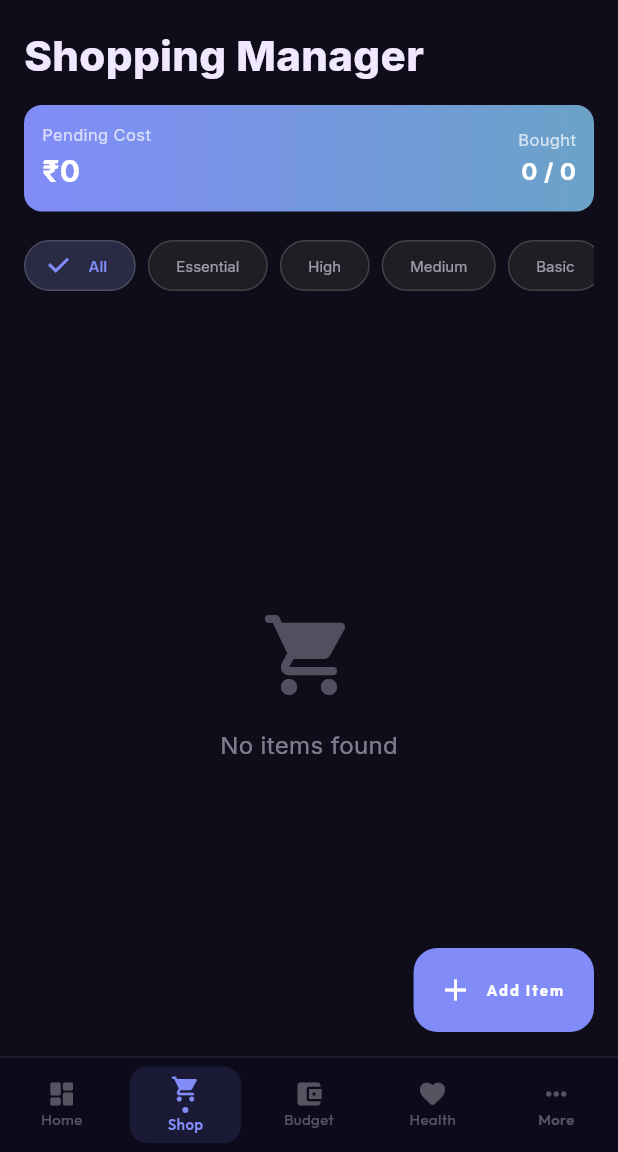
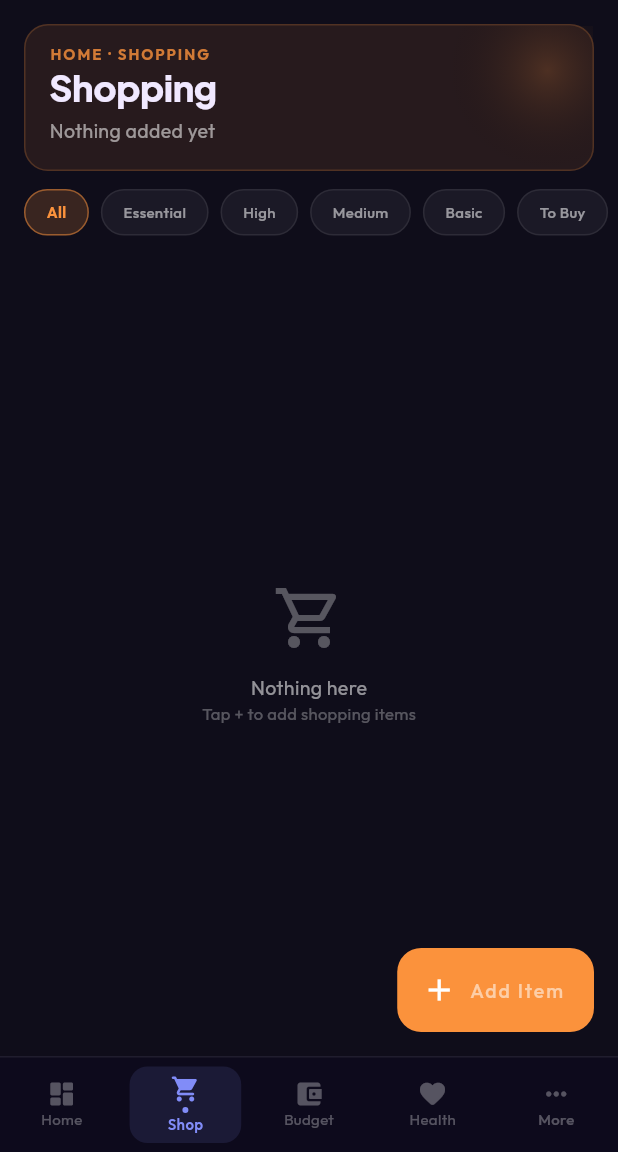
Before and after one commit to BalaMurugan2705/helper, a Flutter app: the ShoppingScreen screen opened by its route, on a phone screen of 412 x 824 dp, the part 84-1236 px from its top. Run offline on Flutter 3.47's test engine with Material 3 defaults, Android fonts, the phone set to English and light mode, and no system bars; our stand-ins replace cloud_firestore, firebase_auth, firebase_core, fl_chart, flutter_local_notifications, flutter_riverpod and 7 more; accounts and stored records are empty.

Commit message:
feat: apply Aurora redesign to Shopping screen
Co-Authored-By: Claude Sonnet 4.6 <noreply@anthropic.com>

```diff
--- a/lib/screens/shopping/shopping_screen.dart
+++ b/lib/screens/shopping/shopping_screen.dart
@@ -1,8 +1,12 @@
 import 'package:flutter/material.dart';
 import 'package:flutter_riverpod/flutter_riverpod.dart';
-import 'package:google_fonts/google_fonts.dart';
-import 'package:shimmer/shimmer.dart';
-import '../../core/theme/app_theme.dart';
+import '../../core/theme/app_colors.dart';
+import '../../core/theme/app_text_styles.dart';
+import '../../core/widgets/aurora_hero.dart';
+import '../../core/widgets/glass_card.dart';
+import '../../core/widgets/glass_tile.dart';
+import '../../core/widgets/status_chip.dart';
+import '../../core/widgets/glass_bottom_sheet.dart';
 import '../../models/shopping_item.dart';
 import '../../providers/providers.dart';
 
@@ -19,16 +23,162 @@ class ShoppingScreen extends ConsumerWidget {
     final filter = ref.watch(shoppingFilterProvider);
     final pendingCost = ref.watch(pendingShoppingCostProvider);
 
+    final boughtCount = itemsAsync.when(
+      data: (items) => items.where((i) => i.bought).length,
+      loading: () => 0, error: (_, __) => 0);
+    final totalCount = itemsAsync.when(
+      data: (items) => items.length,
+      loading: () => 0, error: (_, __) => 0);
+
+    final subtitle = totalCount > 0
+        ? '$totalCount items · $boughtCount bought'
+        : 'Nothing added yet';
+
     return Scaffold(
       body: Column(
         children: [
-          _buildHeader(context, ref, filter, pendingCost, itemsAsync),
+          // ── Aurora Hero header ───────────────────────────────
+          AuroraHero(
+            accent: AppColors.accentShopping,
+            eyebrow: 'HOME · SHOPPING',
+            title: 'Shopping',
+            subtitle: subtitle,
+            trailing: pendingCost > 0
+                ? GlassCard(
+                    accent: AppColors.accentShopping,
+                    padding: const EdgeInsets.all(12),
+                    child: Column(
+                      crossAxisAlignment: CrossAxisAlignment.start,
+                      children: [
+                        Text('PENDING', style: AppTextStyles.labelLarge),
+                        Text(
+                          '₹${pendingCost.toStringAsFixed(0)}',
+                          style: AppTextStyles.statDisplay
+                              .copyWith(color: AppColors.accentShopping),
+                        ),
+                        Text('cost', style: AppTextStyles.bodySmall),
+                      ],
+                    ),
+                  )
+                : null,
+          ),
+          // ── Summary row ─────────────────────────────────────
+          if (totalCount > 0)
+            Padding(
+              padding: const EdgeInsets.fromLTRB(16, 14, 16, 0),
+              child: GlassCard(
+                accent: AppColors.accentShopping,
+                padding: const EdgeInsets.symmetric(
+                    horizontal: 16, vertical: 12),
+                child: Row(
+                  children: [
+                    Expanded(
+                      child: Column(
+                        crossAxisAlignment: CrossAxisAlignment.start,
+                        children: [
+                          Text('PENDING COST',
+                              style: AppTextStyles.labelLarge),
+                          Text(
+                            '₹${pendingCost.toStringAsFixed(0)}',
+                            style: AppTextStyles.headlineMedium.copyWith(
+                                color: AppColors.accentShopping),
+                          ),
+                        ],
+                      ),
+                    ),
+                    Container(
+                      width: 1,
+                      height: 40,
+                      color: AppColors.glassBorder,
+                    ),
+                    Expanded(
+                      child: Padding(
+                        padding: const EdgeInsets.only(left: 16),
+                        child: Column(
+                          crossAxisAlignment: CrossAxisAlignment.start,
+                          children: [
+                            Text('BOUGHT',
+                                style: AppTextStyles.labelLarge),
+                            Text(
+                              '$boughtCount / $totalCount',
+                              style: AppTextStyles.headlineMedium.copyWith(
+                                  color: AppColors.statusDone),
+                            ),
+                          ],
+                        ),
+                      ),
+                    ),
+                  ],
+                ),
+              ),
+            ),
+          const SizedBox(height: 12),
+          // ── Filter pills ─────────────────────────────────────
+          SingleChildScrollView(
+            scrollDirection: Axis.horizontal,
+            padding: const EdgeInsets.symmetric(horizontal: 16),
+            child: Row(
+              children: ShoppingFilter.values.map((f) {
+                final selected = filter == f;
+                return Padding(
+                  padding: const EdgeInsets.only(right: 8),
+                  child: GestureDetector(
+                    onTap: () =>
+                        ref.read(shoppingFilterProvider.notifier).state = f,
+                    child: AnimatedContainer(
+                      duration: const Duration(milliseconds: 150),
+                      padding: const EdgeInsets.symmetric(
+                          horizontal: 14, vertical: 7),
+                      decoration: BoxDecoration(
+                        color: selected
+                            ? AppColors.accentShopping.withValues(alpha: 0.18)
+                            : AppColors.glassCard,
+                        borderRadius: BorderRadius.circular(20),
+                        border: Border.all(
+                          color: selected
+                              ? AppColors.accentShopping
+                                  .withValues(alpha: 0.50)
+                              : AppColors.glassBorder,
+                        ),
+                      ),
+                      child: Text(
+                        _filterLabel(f),
+                        style: AppTextStyles.labelSmall.copyWith(
+                          color: selected
+                              ? AppColors.accentShopping
+                              : AppColors.textMuted,
+                          fontWeight: selected
+                              ? FontWeight.w700
+                              : FontWeight.w500,
+                        ),
+                      ),
+                    ),
+                  ),
+                );
+              }).toList(),
+            ),
+          ),
+          const SizedBox(height: 10),
+          // ── List ─────────────────────────────────────────────
           Expanded(
             child: itemsAsync.when(
               data: (items) {
                 final filtered = _filterItems(items, filter);
                 if (filtered.isEmpty) {
-                  return _emptyState(context);
+                  return Center(
+                    child: Column(
+                      mainAxisSize: MainAxisSize.min,
+                      children: [
+                        Icon(Icons.shopping_cart_outlined,
+                            color: AppColors.textSubtle, size: 48),
+                        const SizedBox(height: 12),
+                        Text('Nothing here',
+                            style: AppTextStyles.bodyMedium),
+                        Text('Tap + to add shopping items',
+                            style: AppTextStyles.bodySmall),
+                      ],
+                    ),
+                  );
                 }
                 return ListView.builder(
                   padding: const EdgeInsets.fromLTRB(16, 0, 16, 80),
@@ -39,21 +189,39 @@ class ShoppingScreen extends ConsumerWidget {
                   ),
                 );
               },
-              loading: () => _loadingList(),
+              loading: () => const Center(
+                  child: CircularProgressIndicator(strokeWidth: 2)),
               error: (e, _) => Center(child: Text('Error: $e')),
             ),
           ),
         ],
       ),
       floatingActionButton: FloatingActionButton.extended(
-        onPressed: () => _showAddEditModal(context, ref, null, service: ref.read(firebaseServiceProvider)!),
+        onPressed: () => _showAddEditModal(context, ref, null,
+            service: ref.read(firebaseServiceProvider)!),
         icon: const Icon(Icons.add),
-        label: const Text('Add Item'),
+        label: Text('Add Item',
+            style: AppTextStyles.bodyMedium
+                .copyWith(fontWeight: FontWeight.w500)),
+        backgroundColor: AppColors.accentShopping,
+        foregroundColor: Colors.white,
       ),
     );
   }
 
-  List<ShoppingItem> _filterItems(List<ShoppingItem> items, ShoppingFilter filter) {
+  String _filterLabel(ShoppingFilter f) {
+    switch (f) {
+      case ShoppingFilter.all:       return 'All';
+      case ShoppingFilter.toBuy:     return 'To Buy';
+      case ShoppingFilter.essential: return 'Essential';
+      case ShoppingFilter.high:      return 'High';
+      case ShoppingFilter.medium:    return 'Medium';
+      case ShoppingFilter.basic:     return 'Basic';
+    }
+  }
+
+  List<ShoppingItem> _filterItems(
+      List<ShoppingItem> items, ShoppingFilter filter) {
     switch (filter) {
       case ShoppingFilter.essential:
         return items.where((i) => i.priority == ItemPriority.essential).toList();
@@ -69,266 +237,70 @@ class ShoppingScreen extends ConsumerWidget {
         return items;
     }
   }
-
-  Widget _buildHeader(BuildContext context, WidgetRef ref,
-      ShoppingFilter filter, double pendingCost,
-      AsyncValue<List<ShoppingItem>> itemsAsync) {
-    final cs = Theme.of(context).colorScheme;
-    final boughtCount = itemsAsync.when(
-      data: (items) => items.where((i) => i.bought).length,
-      loading: () => 0,
-      error: (_, __) => 0,
-    );
-    final totalCount = itemsAsync.when(
-      data: (items) => items.length,
-      loading: () => 0,
-      error: (_, __) => 0,
-    );
-
-    return Padding(
-      padding: const EdgeInsets.fromLTRB(16, 16, 16, 8),
-      child: Column(
-        crossAxisAlignment: CrossAxisAlignment.start,
-        children: [
-          Text('Shopping Manager',
-              style: GoogleFonts.inter(
-                  fontSize: 28, fontWeight: FontWeight.w800, color: cs.onSurface)),
-          const SizedBox(height: 12),
-          // Budget Summary Bar
-          Container(
-            padding: const EdgeInsets.all(12),
-            decoration: BoxDecoration(
-              gradient: const LinearGradient(
-                colors: [AppTheme.primaryPurple, AppTheme.accentTeal],
-              ),
-              borderRadius: BorderRadius.circular(12),
-            ),
-            child: Row(
-              children: [
-                Expanded(
-                  child: Column(
-                    crossAxisAlignment: CrossAxisAlignment.start,
-                    children: [
-                      Text('Pending Cost',
-                          style: GoogleFonts.inter(
-                              color: Colors.white70, fontSize: 11)),
-                      Text('₹${pendingCost.toStringAsFixed(0)}',
-                          style: GoogleFonts.inter(
-                              color: Colors.white,
-                              fontSize: 20,
-                              fontWeight: FontWeight.w700)),
-                    ],
-                  ),
-                ),
-                Column(
-                  crossAxisAlignment: CrossAxisAlignment.end,
-                  children: [
-                    Text('Bought', style: GoogleFonts.inter(color: Colors.white70, fontSize: 11)),
-                    Text('$boughtCount / $totalCount',
-                        style: GoogleFonts.inter(
-                            color: Colors.white,
-                            fontSize: 16,
-                            fontWeight: FontWeight.w700)),
-                  ],
-                ),
-              ],
-            ),
-          ),
-          const SizedBox(height: 12),
-          SingleChildScrollView(
-            scrollDirection: Axis.horizontal,
-            child: Row(
-              children: ShoppingFilter.values.map((f) {
-                final selected = filter == f;
-                const labels = {
-                  ShoppingFilter.all: 'All',
-                  ShoppingFilter.essential: 'Essential',
-                  ShoppingFilter.high: 'High',
-                  ShoppingFilter.medium: 'Medium',
-                  ShoppingFilter.basic: 'Basic',
-                  ShoppingFilter.toBuy: 'To Buy',
-                };
-                final label = labels[f]!;
-                return Padding(
-                  padding: const EdgeInsets.only(right: 8),
-                  child: FilterChip(
-                    label: Text(label),
-                    selected: selected,
-                    onSelected: (_) =>
-                        ref.read(shoppingFilterProvider.notifier).state = f,
-                    selectedColor: AppTheme.primaryPurple.withOpacity(0.2),
-                    checkmarkColor: AppTheme.primaryPurple,
-                    labelStyle: GoogleFonts.inter(
-                      color: selected ? AppTheme.primaryPurple : cs.onSurface.withOpacity(0.6),
-                      fontWeight: selected ? FontWeight.w600 : FontWeight.w400,
-                    ),
-                  ),
-                );
-              }).toList(),
-            ),
-          ),
-        ],
-      ),
-    );
-  }
-
-  Widget _emptyState(BuildContext context) {
-    final cs = Theme.of(context).colorScheme;
-    return Center(
-      child: Column(
-        mainAxisAlignment: MainAxisAlignment.center,
-        children: [
-          Icon(Icons.shopping_cart_rounded,
-              size: 64, color: cs.onSurface.withOpacity(0.3)),
-          const SizedBox(height: 16),
-          Text('No items found',
-              style: GoogleFonts.inter(
-                  fontSize: 16, color: cs.onSurface.withOpacity(0.5))),
-        ],
-      ),
-    );
-  }
-
-  Widget _loadingList() {
-    return ListView.builder(
-      padding: const EdgeInsets.all(16),
-      itemCount: 4,
-      itemBuilder: (ctx, i) => Padding(
-        padding: const EdgeInsets.only(bottom: 10),
-        child: Shimmer.fromColors(
-          baseColor: const Color(0xFF1A1A2E),
-          highlightColor: const Color(0xFF252540),
-          child: Container(
-            height: 80,
-            decoration: BoxDecoration(
-                color: Colors.white, borderRadius: BorderRadius.circular(12)),
-          ),
-        ),
-      ),
-    );
-  }
 }
 
 class ShoppingItemCard extends ConsumerWidget {
   final ShoppingItem item;
   const ShoppingItemCard({super.key, required this.item});
 
-  Color get _priorityColor {
+  Color _priorityColor() {
     switch (item.priority) {
-      case ItemPriority.essential:
-        return const Color(0xFFEE0979);
-      case ItemPriority.high:
-        return Colors.red;
-      case ItemPriority.medium:
-        return Colors.orange;
-      case ItemPriority.basic:
-        return Colors.green;
+      case ItemPriority.essential: return AppColors.statusOverdue;
+      case ItemPriority.high:      return AppColors.statusPending;
+      case ItemPriority.medium:    return AppColors.accentCleaning;
+      case ItemPriority.basic:     return AppColors.statusDone;
     }
   }
 
   @override
   Widget build(BuildContext context, WidgetRef ref) {
     final service = ref.read(firebaseServiceProvider)!;
-    final cs = Theme.of(context).colorScheme;
 
     return AnimatedOpacity(
       opacity: item.bought ? 0.6 : 1.0,
       duration: const Duration(milliseconds: 300),
-      child: Card(
-        child: ListTile(
-          contentPadding: const EdgeInsets.fromLTRB(0, 4, 8, 4),
-          leading: Row(
-            mainAxisSize: MainAxisSize.min,
-            children: [
-              Container(
-                width: 4,
-                height: 50,
-                decoration: BoxDecoration(
-                  color: _priorityColor,
-                  borderRadius:
-                      const BorderRadius.horizontal(left: Radius.circular(12)),
-                ),
-              ),
-              const SizedBox(width: 12),
-              Checkbox(
+      child: GlassTile(
+        dotColor: _priorityColor(),
+        title: item.name,
+        subtitle: '${item.category} · ${item.priority.label.toUpperCase()}'
+            ' · ₹${item.cost.toStringAsFixed(0)} · qty: ${item.quantity}',
+        leading: Checkbox(
           value: item.bought,
-                activeColor: AppTheme.accentTeal,
+          activeColor: AppColors.accentShopping,
           onChanged: (v) => service.toggleItemBought(item.id, v!),
-                shape: RoundedRectangleBorder(
-                    borderRadius: BorderRadius.circular(4)),
-              ),
-            ],
-          ),
-          title: Text(
-            item.name,
-            style: GoogleFonts.inter(
-              fontWeight: FontWeight.w600,
-              color: cs.onSurface,
-              decoration: item.bought ? TextDecoration.lineThrough : null,
-              decorationColor: cs.onSurface.withOpacity(0.5),
-            ),
-          ),
-          subtitle: Row(
-            children: [
-              Text(item.category,
-                  style: GoogleFonts.inter(
-                      color: cs.onSurface.withOpacity(0.6), fontSize: 12)),
-              const SizedBox(width: 8),
-              Container(
-                padding: const EdgeInsets.symmetric(horizontal: 6, vertical: 2),
-                decoration: BoxDecoration(
-                  color: _priorityColor.withOpacity(0.15),
-                  borderRadius: BorderRadius.circular(4),
-                ),
-                child: Text(
-                  item.priority.label.toUpperCase(),
-                  style: GoogleFonts.inter(
-                      color: _priorityColor,
-                      fontSize: 9,
-                      fontWeight: FontWeight.w700),
-                ),
-              ),
-            ],
+          shape:
+              RoundedRectangleBorder(borderRadius: BorderRadius.circular(4)),
+          side: BorderSide(color: AppColors.glassBorder),
+          materialTapTargetSize: MaterialTapTargetSize.shrinkWrap,
+          visualDensity: VisualDensity.compact,
         ),
         trailing: Row(
           mainAxisSize: MainAxisSize.min,
           children: [
-              Column(
-                mainAxisAlignment: MainAxisAlignment.center,
-                crossAxisAlignment: CrossAxisAlignment.end,
-                children: [
-                  Text(
-                    '₹${item.cost.toStringAsFixed(0)}',
-                    style: GoogleFonts.inter(
-                      fontWeight: FontWeight.w700,
-                      color: cs.onSurface,
-                      fontSize: 15,
-                    ),
-                  ),
-                  Text('qty: ${item.quantity}',
-                      style: GoogleFonts.inter(
-                          color: cs.onSurface.withOpacity(0.5), fontSize: 11)),
-                ],
-              ),
+            item.bought
+                ? const StatusChip.done()
+                : const StatusChip.pending(),
             const SizedBox(width: 4),
             PopupMenuButton<String>(
               icon: Icon(Icons.more_vert,
-                    color: cs.onSurface.withOpacity(0.5), size: 18),
+                  color: AppColors.textSubtle, size: 18),
               onSelected: (v) {
                 if (v == 'edit') {
-                    _showAddEditModal(context, null, item, service: service);
+                  _showAddEditModal(context, null, item,
+                      service: service);
                 } else if (v == 'delete') {
                   service.deleteShoppingItem(item.id);
                 }
               },
               itemBuilder: (_) => [
-                  const PopupMenuItem(value: 'edit', child: Text('Edit')),
+                const PopupMenuItem(value: 'edit',   child: Text('Edit')),
                 const PopupMenuItem(value: 'delete', child: Text('Delete')),
               ],
             ),
           ],
         ),
-        ),
+        onTap: () =>
+            _showAddEditModal(context, null, item, service: service),
       ),
     );
   }
@@ -336,26 +308,23 @@ class ShoppingItemCard extends ConsumerWidget {
 
 Future<void> _showAddEditModal(BuildContext context, WidgetRef? ref,
     ShoppingItem? item, {dynamic service}) async {
-  await showModalBottomSheet(
+  await showGlassSheet(
     context: context,
-    isScrollControlled: true,
-    backgroundColor: Theme.of(context).colorScheme.surface,
-    shape: const RoundedRectangleBorder(
-        borderRadius: BorderRadius.vertical(top: Radius.circular(20))),
-    builder: (ctx) => _ShoppingItemModal(item: item, service: service),
+    title: item == null ? 'Add Shopping Item' : 'Edit Shopping Item',
+    content: _ShoppingItemForm(item: item, service: service),
   );
 }
 
-class _ShoppingItemModal extends StatefulWidget {
+class _ShoppingItemForm extends StatefulWidget {
   final ShoppingItem? item;
   final dynamic service;
-  const _ShoppingItemModal({this.item, required this.service});
+  const _ShoppingItemForm({this.item, required this.service});
 
   @override
-  State<_ShoppingItemModal> createState() => _ShoppingItemModalState();
+  State<_ShoppingItemForm> createState() => _ShoppingItemFormState();
 }
 
-class _ShoppingItemModalState extends State<_ShoppingItemModal> {
+class _ShoppingItemFormState extends State<_ShoppingItemForm> {
   late TextEditingController _nameCtrl;
   late TextEditingController _categoryCtrl;
   late TextEditingController _costCtrl;
@@ -367,7 +336,8 @@ class _ShoppingItemModalState extends State<_ShoppingItemModal> {
   void initState() {
     super.initState();
     _nameCtrl = TextEditingController(text: widget.item?.name ?? '');
-    _categoryCtrl = TextEditingController(text: widget.item?.category ?? '');
+    _categoryCtrl =
+        TextEditingController(text: widget.item?.category ?? '');
     _costCtrl = TextEditingController(
         text: widget.item?.cost.toStringAsFixed(0) ?? '');
     _quantityCtrl =
@@ -387,35 +357,10 @@ class _ShoppingItemModalState extends State<_ShoppingItemModal> {
 
   @override
   Widget build(BuildContext context) {
-    final cs = Theme.of(context).colorScheme;
-    return Padding(
-      padding: EdgeInsets.only(
-        left: 16,
-        right: 16,
-        top: 16,
-        bottom: MediaQuery.of(context).viewInsets.bottom + 16,
-      ),
-      child: Column(
+    return Column(
       mainAxisSize: MainAxisSize.min,
       crossAxisAlignment: CrossAxisAlignment.start,
       children: [
-          Center(
-            child: Container(
-              width: 40,
-              height: 4,
-              decoration: BoxDecoration(
-                color: cs.onSurface.withOpacity(0.3),
-                borderRadius: BorderRadius.circular(2),
-              ),
-            ),
-          ),
-          const SizedBox(height: 16),
-          Text(
-            widget.item == null ? 'Add Shopping Item' : 'Edit Shopping Item',
-            style: GoogleFonts.inter(
-                fontSize: 18, fontWeight: FontWeight.w700, color: cs.onSurface),
-          ),
-          const SizedBox(height: 16),
         TextField(
             controller: _nameCtrl,
             decoration: const InputDecoration(labelText: 'Item Name')),
@@ -430,20 +375,22 @@ class _ShoppingItemModalState extends State<_ShoppingItemModal> {
               child: TextField(
                   controller: _costCtrl,
                   keyboardType: TextInputType.number,
-                    decoration: const InputDecoration(labelText: 'Cost (₹)')),
+                  decoration:
+                      const InputDecoration(labelText: 'Cost (₹)')),
             ),
             const SizedBox(width: 12),
             Expanded(
               child: TextField(
                   controller: _quantityCtrl,
                   keyboardType: TextInputType.number,
-                    decoration: const InputDecoration(labelText: 'Quantity')),
+                  decoration:
+                      const InputDecoration(labelText: 'Quantity')),
             ),
           ],
         ),
         const SizedBox(height: 12),
         DropdownButtonFormField<ItemPriority>(
-            value: _priority,
+          initialValue: _priority,
           decoration: const InputDecoration(labelText: 'Priority'),
           dropdownColor: Theme.of(context).cardColor,
           items: ItemPriority.values
@@ -459,10 +406,11 @@ class _ShoppingItemModalState extends State<_ShoppingItemModal> {
           children: [
             Checkbox(
               value: _bought,
-                activeColor: AppTheme.accentTeal,
+              activeColor: AppColors.accentShopping,
               onChanged: (v) => setState(() => _bought = v!),
             ),
-              Text('Mark as bought', style: GoogleFonts.inter(color: cs.onSurface)),
+            Text('Mark as bought',
+                style: AppTextStyles.bodyMedium),
           ],
         ),
         const SizedBox(height: 16),
@@ -470,7 +418,7 @@ class _ShoppingItemModalState extends State<_ShoppingItemModal> {
           width: double.infinity,
           child: ElevatedButton(
             style: ElevatedButton.styleFrom(
-                backgroundColor: AppTheme.primaryPurple,
+              backgroundColor: AppColors.accentShopping,
               foregroundColor: Colors.white,
               padding: const EdgeInsets.symmetric(vertical: 14),
               shape: RoundedRectangleBorder(
@@ -494,11 +442,11 @@ class _ShoppingItemModalState extends State<_ShoppingItemModal> {
               }
               if (context.mounted) Navigator.pop(context);
             },
-              child: Text(widget.item == null ? 'Add Item' : 'Update Item'),
+            child: Text(
+                widget.item == null ? 'Add Item' : 'Update Item'),
           ),
         ),
       ],
-      ),
     );
   }
 }
```
Lines whose indentation alone changed are shown as unchanged.
